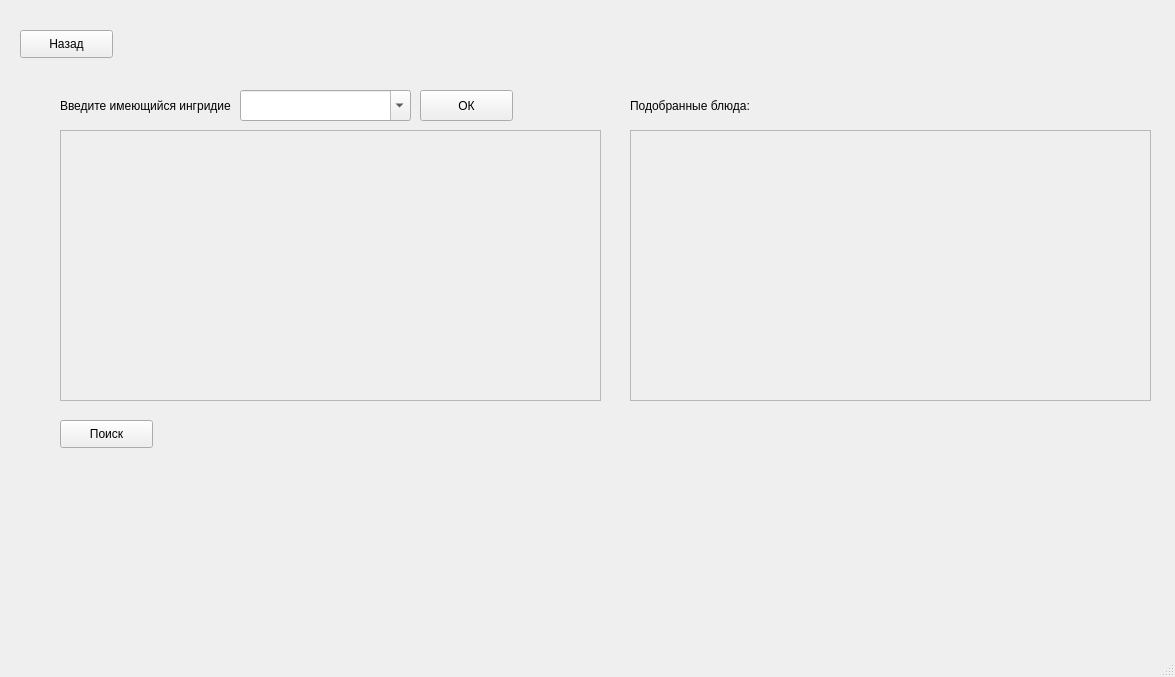
This is pick_up.ui in SuperNauMisha/Meals as Qt 5 draws it before an edit. The edited form follows.
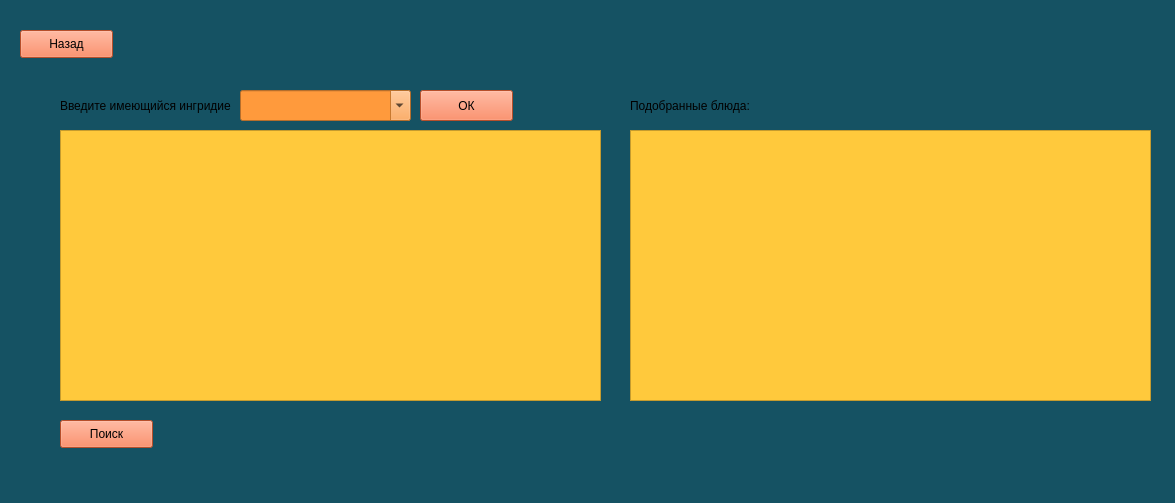
This is the edited form.

Commit message: новый дизайн!!!!!

```diff
--- a/pick_up.ui
+++ b/pick_up.ui
@@ -10,12 +10,15 @@
     <x>0</x>
     <y>0</y>
     <width>1175</width>
-    <height>677</height>
+    <height>503</height>
    </rect>
   </property>
   <property name="windowTitle">
    <string>Подобрать блюдо</string>
   </property>
+  <property name="styleSheet">
+   <string notr="true">background-color: rgb(21, 82, 99);</string>
+  </property>
   <widget class="QWidget" name="centralwidget">
    <widget class="QLabel" name="label">
     <property name="enabled">
@@ -51,6 +54,9 @@
       <verstretch>0</verstretch>
      </sizepolicy>
     </property>
+    <property name="styleSheet">
+     <string notr="true">background-color: rgb(255, 111, 60);</string>
+    </property>
     <property name="text">
      <string>ОК</string>
     </property>
@@ -67,6 +73,9 @@
       <height>28</height>
      </rect>
     </property>
+    <property name="styleSheet">
+     <string notr="true">background-color: rgb(255, 111, 60);</string>
+    </property>
     <property name="text">
      <string>Поиск</string>
     </property>
@@ -80,6 +89,9 @@
       <height>28</height>
      </rect>
     </property>
+    <property name="styleSheet">
+     <string notr="true">background-color: rgb(255, 111, 60);</string>
+    </property>
     <property name="text">
      <string>Назад</string>
     </property>
@@ -93,6 +105,9 @@
       <height>271</height>
      </rect>
     </property>
+    <property name="styleSheet">
+     <string notr="true">background-color: rgb(255, 201, 60);</string>
+    </property>
     <property name="widgetResizable">
      <bool>true</bool>
     </property>
@@ -116,6 +131,9 @@
       <height>31</height>
      </rect>
     </property>
+    <property name="styleSheet">
+     <string notr="true">background-color: rgb(255, 154, 60);</string>
+    </property>
     <property name="editable">
      <bool>true</bool>
     </property>
@@ -151,6 +169,9 @@
       <height>271</height>
      </rect>
     </property>
+    <property name="styleSheet">
+     <string notr="true">background-color: rgb(255, 201, 60);</string>
+    </property>
     <property name="widgetResizable">
      <bool>true</bool>
     </property>
```
The commit also changes 3 other files.
